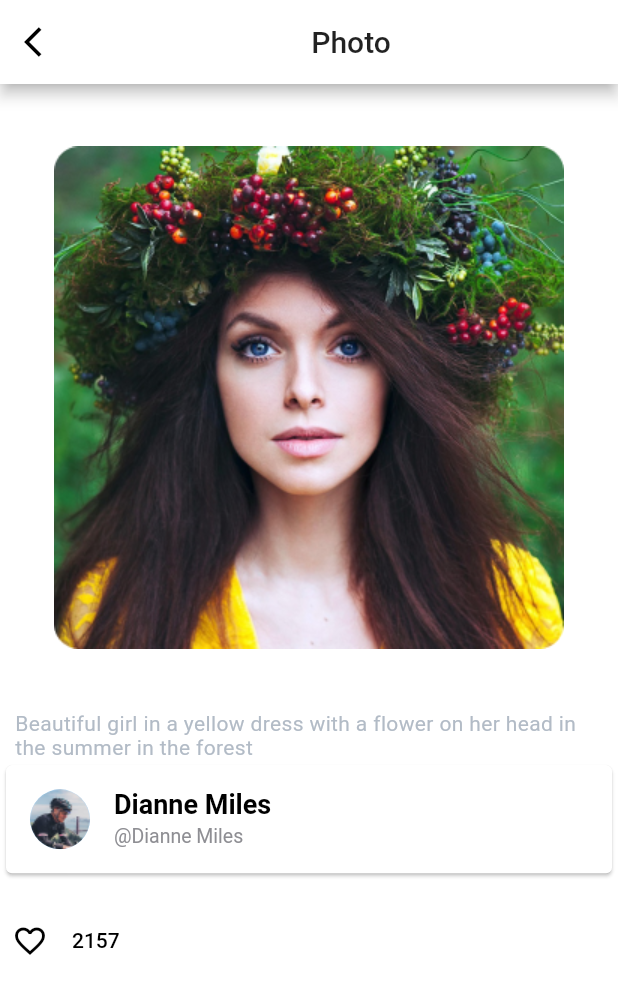
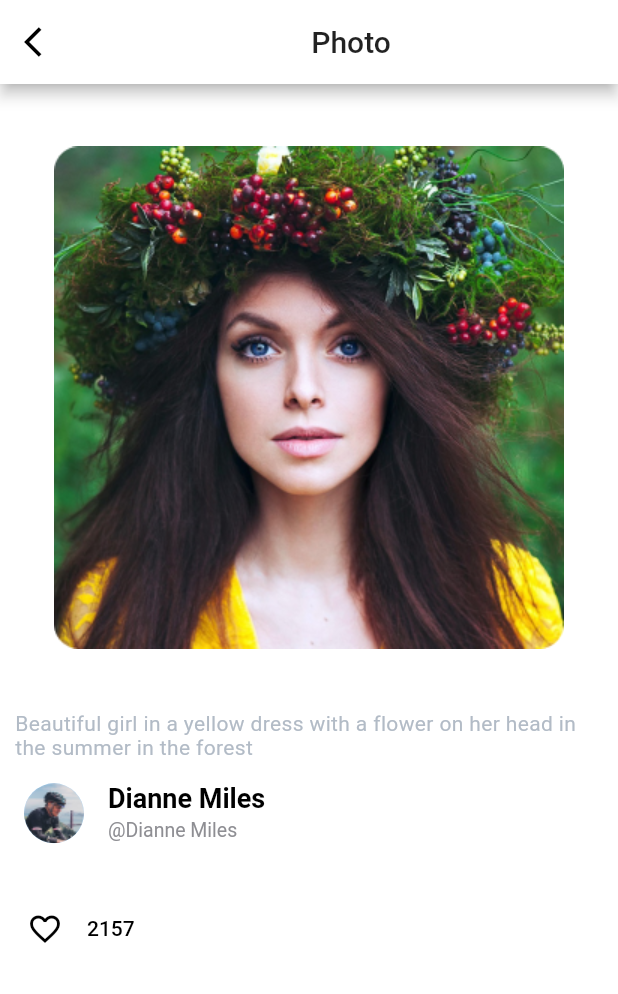
Before and after one commit to berdibekovaG/flutterApp, a Flutter app: the MainSecondScreen screen opened directly, on a phone screen of 412 x 824 dp. Shown: the top 994 px of the screen. Run offline on Flutter 3.47's test engine with Material 2 defaults, Android fonts, the phone set to English and light mode, and no system bars.

Commit message:
исправлено отображение инф. юзера

```diff
--- a/lib/screen_details.dart
+++ b/lib/screen_details.dart
@@ -32,7 +32,10 @@ class MainSecondScreen extends StatelessWidget {
           _buildMainPhoto(),
           _buildPhotoDescription(),
           _buildUserNameAndEmail(),
-          FavouriteWidget(),
+          Container(
+            margin: EdgeInsets.only(left: 10),
+            child: FavouriteWidget(),
+          ),
         ],
       ),
     );
@@ -71,7 +74,7 @@ class MainSecondScreen extends StatelessWidget {
 
   Widget _buildUserNameAndEmail() => Container(
       margin: EdgeInsets.only(bottom: 17),
-      child: Card(
+      child: Container(
           child: Column(
         children: [
           ListTile(
```
